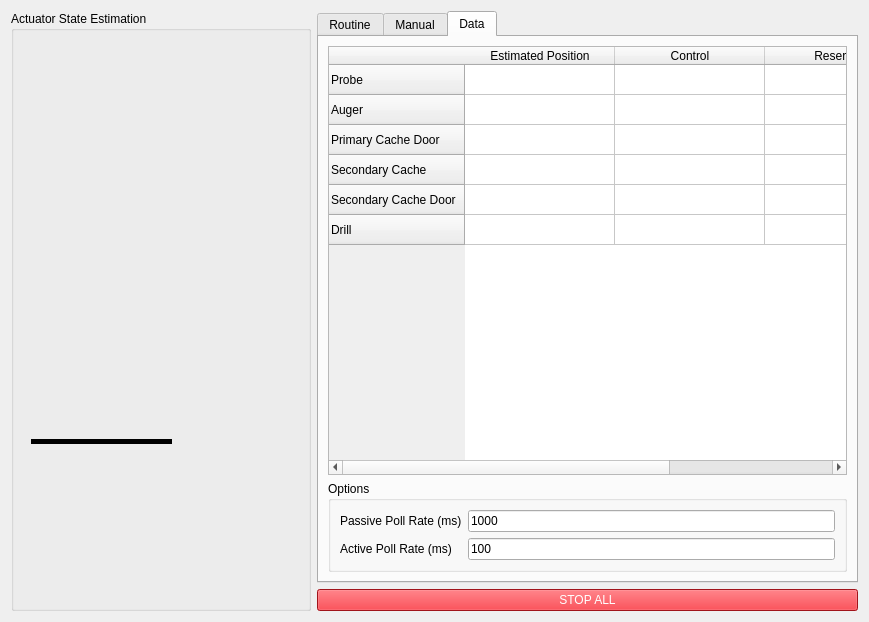
First picture: the form in mars_ws/src/science/science/routine_gui/routine_gui.ui, repository BYUMarsRover/Autonomy-ROS2, before the edit.
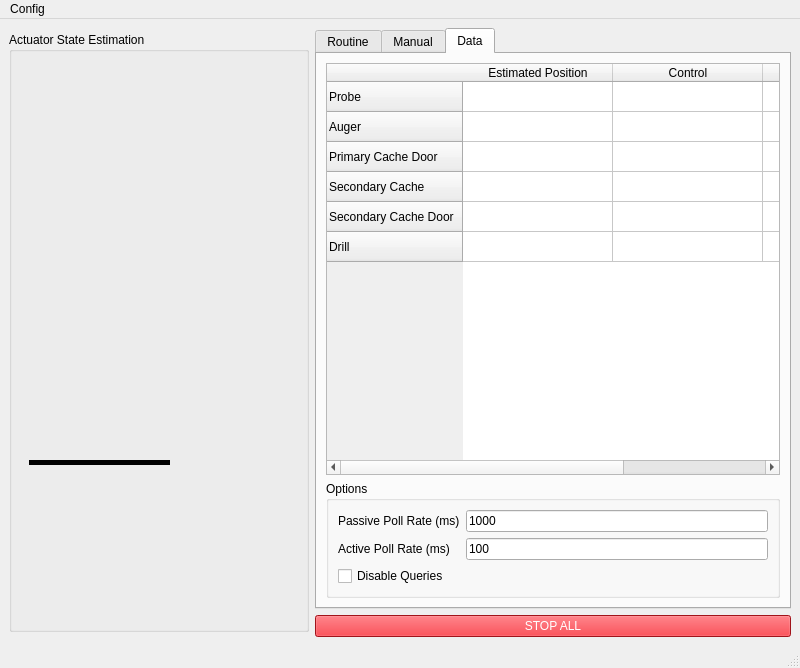
Second picture: the form after the edit. The open tabs and pages were chosen to show the change. Icons and pictures are not drawn.

Patch:
```diff
--- a/mars_ws/src/science/science/routine_gui/routine_gui.ui
+++ b/mars_ws/src/science/science/routine_gui/routine_gui.ui
@@ -1,19 +1,20 @@
 <?xml version="1.0" encoding="UTF-8"?>
 <ui version="4.0">
- <class>PacketBrowser</class>
- <widget class="QWidget" name="PacketBrowser">
+ <class>MainWindow</class>
+ <widget class="QMainWindow" name="MainWindow">
   <property name="geometry">
    <rect>
     <x>0</x>
     <y>0</y>
-    <width>869</width>
-    <height>620</height>
+    <width>800</width>
+    <height>668</height>
    </rect>
   </property>
   <property name="windowTitle">
    <string>Science Module Reponse Packet Viewer</string>
   </property>
-  <layout class="QHBoxLayout" name="horizontalLayout_5">
+  <widget class="QWidget" name="centralwidget">
+   <layout class="QHBoxLayout" name="horizontalLayout_4">
    <item>
     <layout class="QVBoxLayout" name="verticalLayout_2">
      <item>
@@ -817,6 +818,13 @@
               </property>
              </widget>
             </item>
+             <item row="2" column="0">
+              <widget class="QCheckBox" name="disable_query_checkBox">
+               <property name="text">
+                <string>Disable Queries</string>
+               </property>
+              </widget>
+             </item>
            </layout>
           </widget>
          </item>
@@ -838,6 +846,36 @@
     </layout>
    </item>
   </layout>
+  </widget>
+  <widget class="QMenuBar" name="menubar">
+   <property name="geometry">
+    <rect>
+     <x>0</x>
+     <y>0</y>
+     <width>800</width>
+     <height>24</height>
+    </rect>
+   </property>
+   <widget class="QMenu" name="menuUpdate_Routines_From_File">
+    <property name="title">
+     <string>Config</string>
+    </property>
+    <addaction name="actionUpdate_Routines_from_File"/>
+    <addaction name="actionUpdate_Module_Config_from_File"/>
+   </widget>
+   <addaction name="menuUpdate_Routines_From_File"/>
+  </widget>
+  <widget class="QStatusBar" name="statusbar"/>
+  <action name="actionUpdate_Routines_from_File">
+   <property name="text">
+    <string>Update Routines from File</string>
+   </property>
+  </action>
+  <action name="actionUpdate_Module_Config_from_File">
+   <property name="text">
+    <string>Update Module Config from File</string>
+   </property>
+  </action>
  </widget>
  <resources>
   <include location="resources.qrc"/>
```
Left out of the diff: 34 changed lines with no effect on the pictures. Lines whose indentation alone changed are shown as unchanged.
